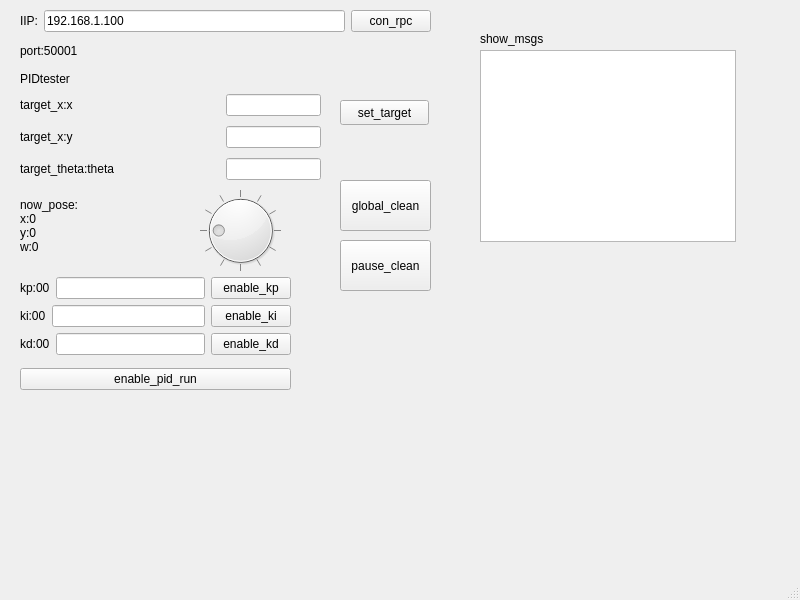
First picture: the form in mainwindow.ui, repository ONEICE2018/NvRpcLinuxQtDebuger, before the edit.
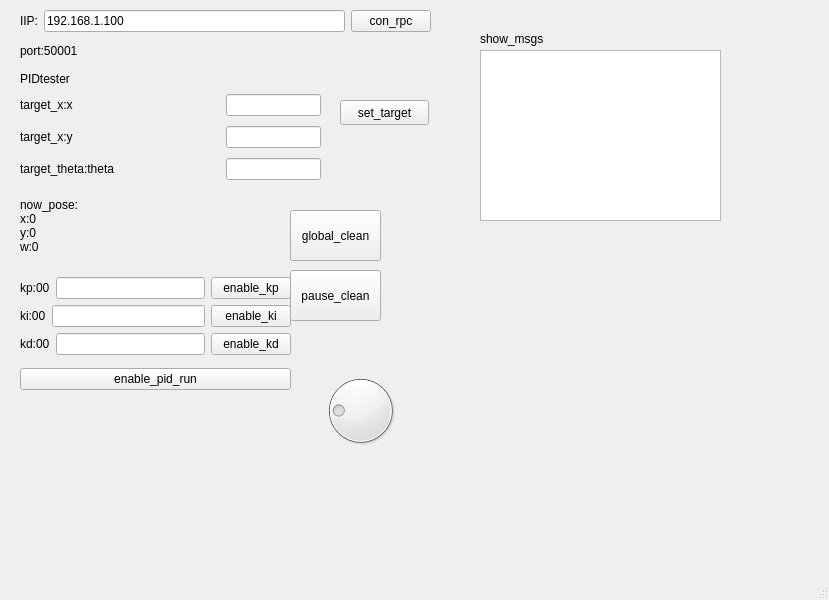
Second picture: the form after the edit. Custom widgets are drawn as their Qt base class.

The edit to the form file:
```diff
--- a/mainwindow.ui
+++ b/mainwindow.ui
@@ -6,7 +6,7 @@
    <rect>
     <x>0</x>
     <y>0</y>
-    <width>800</width>
+    <width>829</width>
     <height>600</height>
    </rect>
   </property>
@@ -48,8 +48,8 @@
      <rect>
       <x>480</x>
       <y>50</y>
-      <width>256</width>
-      <height>192</height>
+      <width>241</width>
+      <height>171</height>
      </rect>
     </property>
    </widget>
@@ -258,8 +258,8 @@
    <widget class="QPushButton" name="global_clean">
     <property name="geometry">
      <rect>
-      <x>340</x>
-      <y>180</y>
+      <x>290</x>
+      <y>210</y>
       <width>91</width>
       <height>51</height>
      </rect>
@@ -271,8 +271,8 @@
    <widget class="QPushButton" name="pass_clean">
     <property name="geometry">
      <rect>
-      <x>340</x>
-      <y>240</y>
+      <x>290</x>
+      <y>270</y>
       <width>91</width>
       <height>51</height>
      </rect>
@@ -329,14 +329,24 @@
      </item>
     </layout>
    </widget>
+   <widget class="CoordinateMap" name="widget" native="true">
+    <property name="geometry">
+     <rect>
+      <x>440</x>
+      <y>230</y>
+      <width>371</width>
+      <height>301</height>
+     </rect>
+    </property>
+   </widget>
    <widget class="QDial" name="show_now_angle">
     <property name="enabled">
      <bool>true</bool>
     </property>
     <property name="geometry">
      <rect>
-      <x>190</x>
-      <y>190</y>
+      <x>310</x>
+      <y>370</y>
       <width>101</width>
       <height>81</height>
      </rect>
@@ -354,7 +364,7 @@
      <double>30.000000000000000</double>
     </property>
     <property name="notchesVisible">
-     <bool>true</bool>
+     <bool>false</bool>
     </property>
    </widget>
    <zorder>show_now_angle</zorder>
@@ -381,6 +391,14 @@
   </widget>
   <widget class="QStatusBar" name="statusbar"/>
  </widget>
+ <customwidgets>
+  <customwidget>
+   <class>CoordinateMap</class>
+   <extends>QWidget</extends>
+   <header location="global">coordinatemap.h</header>
+   <container>1</container>
+  </customwidget>
+ </customwidgets>
  <resources/>
  <connections/>
 </ui>
```
Left out of the diff: 13 changed lines with no effect on the pictures.
